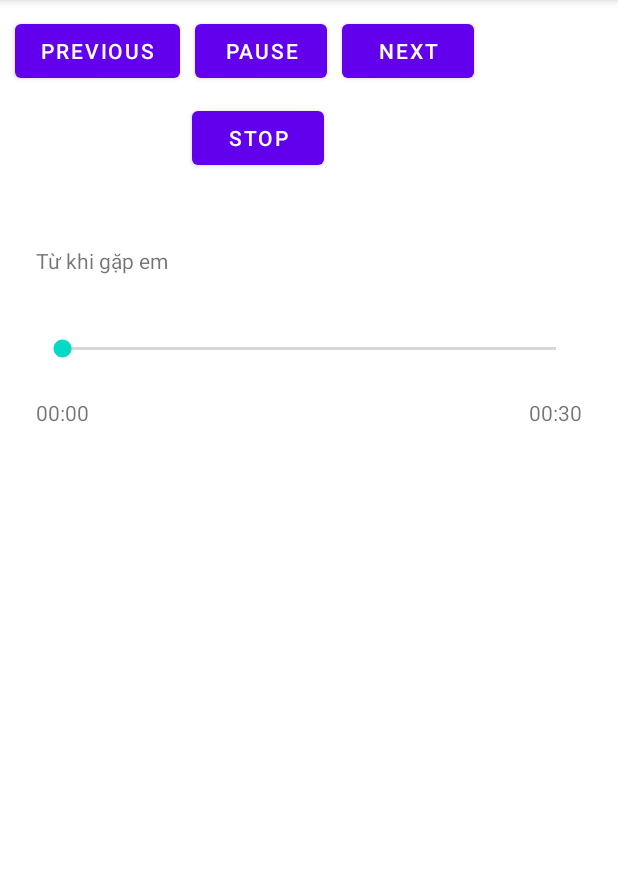
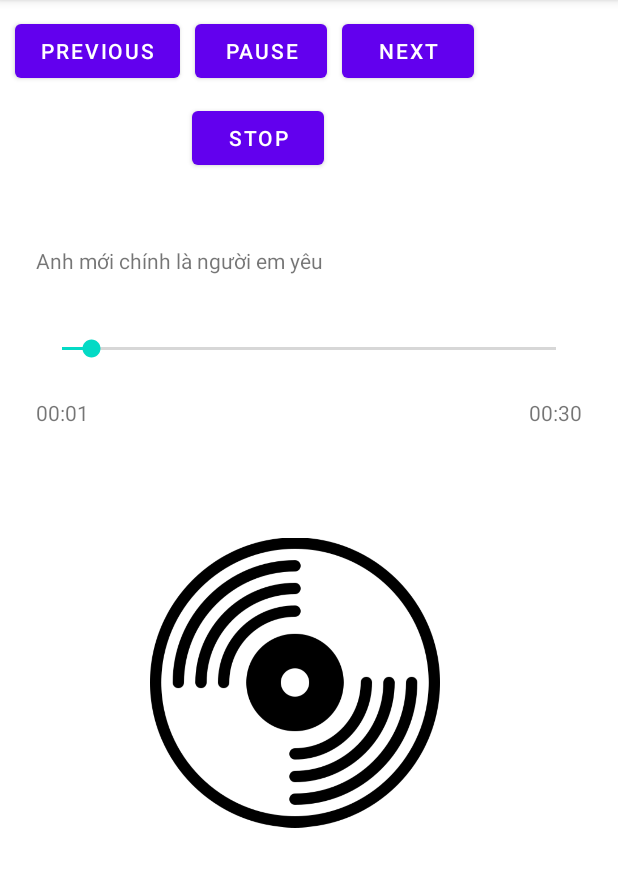
Before and after one commit to hvcong1996/Android, an Android app: the screen it shows after launch (MainActivity), after a tap on "PREVIOUS", on a phone screen of 412 x 824 dp, the part 84-971 px from its top. Run offline under Robolectric (Android 15) with nearby library versions, the light colour scheme and no system bars; 3 other taps on this screen came first.

Commit message:
Update code

```diff
--- a/media_mp3/src/main/java/com/example/media_mp3/MainActivity.java
+++ b/media_mp3/src/main/java/com/example/media_mp3/MainActivity.java
@@ -4,8 +4,12 @@ import androidx.appcompat.app.AppCompatActivity;
 
 import android.media.MediaPlayer;
 import android.os.Bundle;
+import android.os.Handler;
 import android.view.View;
+import android.view.animation.Animation;
+import android.view.animation.AnimationUtils;
 import android.widget.Button;
+import android.widget.ImageView;
 import android.widget.SeekBar;
 import android.widget.TextView;
 import android.widget.Toast;
@@ -26,6 +30,9 @@ public class MainActivity extends AppCompatActivity implements View.OnClickListe
     int songPosition = 0;
 
     MediaPlayer mediaPlayer;
+
+    ImageView imgViewDisc;
+    Animation animation;
 
     @Override
     protected void onCreate(Bundle savedInstanceState) {
@@ -80,6 +87,8 @@ public class MainActivity extends AppCompatActivity implements View.OnClickListe
         txtTimeSongTotal = (TextView) findViewById(R.id.textViewTimeSongTotal);
 
         sbSong = (SeekBar) findViewById(R.id.seekBarSong);
+
+        imgViewDisc = (ImageView) findViewById(R.id.imageViewDisc);
     }
 
     private void InitSong(){
@@ -90,6 +99,8 @@ public class MainActivity extends AppCompatActivity implements View.OnClickListe
         songArrayList.add(new Song("Lạc đường", R.raw.lac_duong));
         songArrayList.add(new Song("Người ấy", R.raw.nguoi_ay));
         songArrayList.add(new Song("Từ khi gặp em", R.raw.tu_khi_gap_em));
+
+        animation = AnimationUtils.loadAnimation(MainActivity.this, R.anim.disc_rotate);
     }
 
     private void InitMediaPlayer(){
@@ -111,6 +122,56 @@ public class MainActivity extends AppCompatActivity implements View.OnClickListe
 
         // Setting để giá trị maximum của seekBar match với giá trị thời gian của media player(mediaPlayer.getDuration())
         sbSong.setMax(mediaPlayer.getDuration());
+    }
+
+    private void UpdateTimeSong(){
+        Handler handler = new Handler();
+        // postDelayed(Runnable: Xử lý execute, thời gian(milis) delay đến khi execute)
+        handler.postDelayed(new Runnable() {
+            @Override
+            public void run() {
+                // Format time data mm:ss
+                SimpleDateFormat simpleDateFormat = new SimpleDateFormat("mm:ss");
+
+                // Set time for time loading
+                // mediaPlayer.getCurrentPosition(): Lấy vị trí phát hiện tại của media
+                txtTimeSongLoading.setText(simpleDateFormat.format(mediaPlayer.getCurrentPosition()));
+
+                // Set progess for seekbar
+                // mediaPlayer.getCurrentPosition(): Lấy vị trí phát hiện tại của media
+                sbSong.setProgress(mediaPlayer.getCurrentPosition());
+
+                // If song completed -> next song
+                mediaPlayer.setOnCompletionListener(new MediaPlayer.OnCompletionListener() {
+                    @Override
+                    public void onCompletion(MediaPlayer mp) {
+                        // Tăng position lên
+                        songPosition ++;
+                        // Check to reset positon
+                        if(songPosition > songArrayList.size() - 1){
+                            songPosition = 0;
+                        }
+
+                        // If media Playing then stop it
+                        if(mediaPlayer.isPlaying()){
+                            mediaPlayer.stop();
+                        }
+
+                        // Init Media Player
+                        InitMediaPlayer();
+
+                        // Start media Player with the positon reseted
+                        mediaPlayer.start();
+
+                        // Set text play song is PAUSE
+                        btnPlaySong.setText("PAUSE");
+                    }
+                });
+
+                // Đệ quy lại xử lý của handler
+                handler.postDelayed(this, 500);
+            }
+        }, 100);
     }
 
     @Override
@@ -138,6 +199,7 @@ public class MainActivity extends AppCompatActivity implements View.OnClickListe
                 // Set text play song is PAUSE
                 btnPlaySong.setText("PAUSE");
 
+                imgViewDisc.startAnimation(animation);
                 break;
             case R.id.buttonPlaySong:
                 // Check media is playing
@@ -154,11 +216,15 @@ public class MainActivity extends AppCompatActivity implements View.OnClickListe
                     btnPlaySong.setText("PAUSE");
                 }
 
+                // Update time song
+                UpdateTimeSong();
+
+                imgViewDisc.startAnimation(animation);
                 break;
             case R.id.buttonPreviousSong:
                 songPosition --;
                 // Check to reset positon
-                if(songPosition == 0){
+                if(songPosition < 0){
                     songPosition = songArrayList.size() - 1;
                 }
 
@@ -176,12 +242,13 @@ public class MainActivity extends AppCompatActivity implements View.OnClickListe
                 // Set text play song is PAUSE
                 btnPlaySong.setText("PAUSE");
 
+                imgViewDisc.startAnimation(animation);
                 break;
             case R.id.buttonStopSong:
 
                 mediaPlayer.stop();
                 // Release the mediaPlayer
-                mediaPlayer.release();
+                // mediaPlayer.release();
 
                 // Update text play
                 btnPlaySong.setText("PLAY");
--- /dev/null
+++ b/media_mp3/src/main/res/anim/disc_rotate.xml
@@ -0,0 +1,9 @@
+<?xml version="1.0" encoding="utf-8"?>
+<set xmlns:android="http://schemas.android.com/apk/res/android"
+    android:interpolator="@android:anim/linear_interpolator">
+
+    <rotate android:fromDegrees="0" android:toDegrees="360"
+        android:pivotX="50%" android:pivotY="50%"
+        android:duration="10000" android:repeatCount="infinite"
+        android:repeatMode="restart"/>
+</set>
--- a/media_mp3/src/main/res/layout/activity_main.xml
+++ b/media_mp3/src/main/res/layout/activity_main.xml
@@ -87,4 +87,14 @@
         android:text="00:00"
         app:layout_constraintEnd_toEndOf="parent"
         app:layout_constraintTop_toBottomOf="@+id/seekBarSong" />
+
+    <ImageView
+        android:id="@+id/imageViewDisc"
+        android:layout_width="193dp"
+        android:layout_height="270dp"
+        android:layout_marginStart="100dp"
+        android:layout_marginTop="320dp"
+        app:layout_constraintStart_toStartOf="parent"
+        app:layout_constraintTop_toTopOf="parent"
+        app:srcCompat="@drawable/cd_music" />
 </androidx.constraintlayout.widget.ConstraintLayout>
```
Also changed, not shown: media_mp3/src/main/res/drawable/cd_music.png (added), 2 other files.
